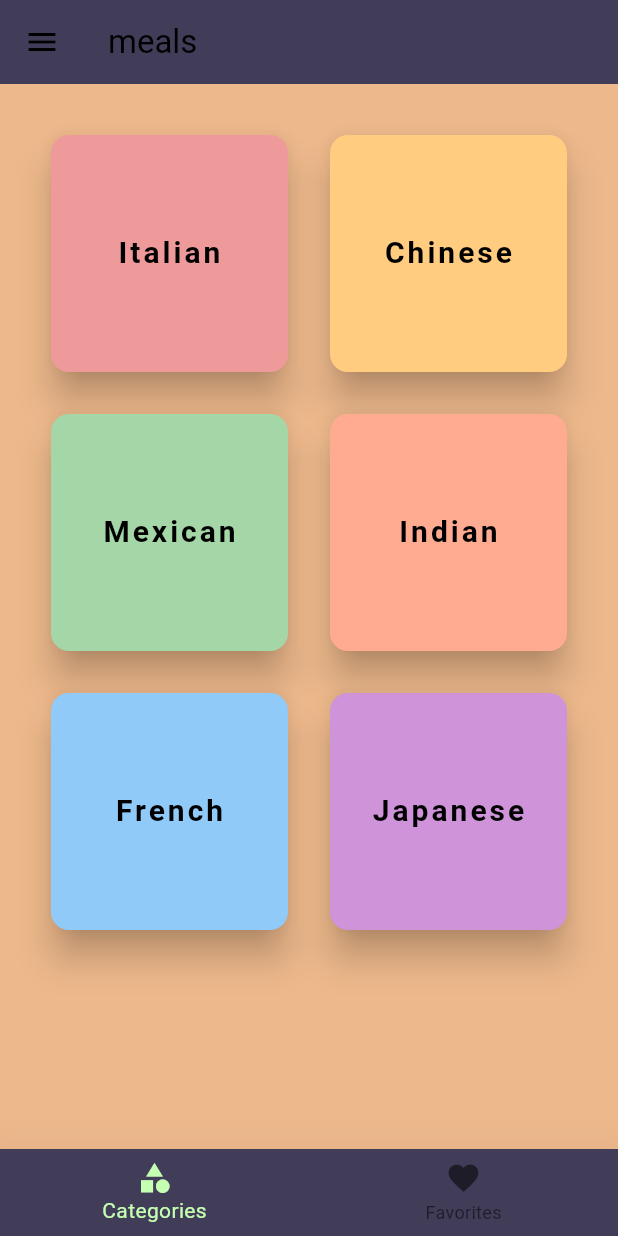
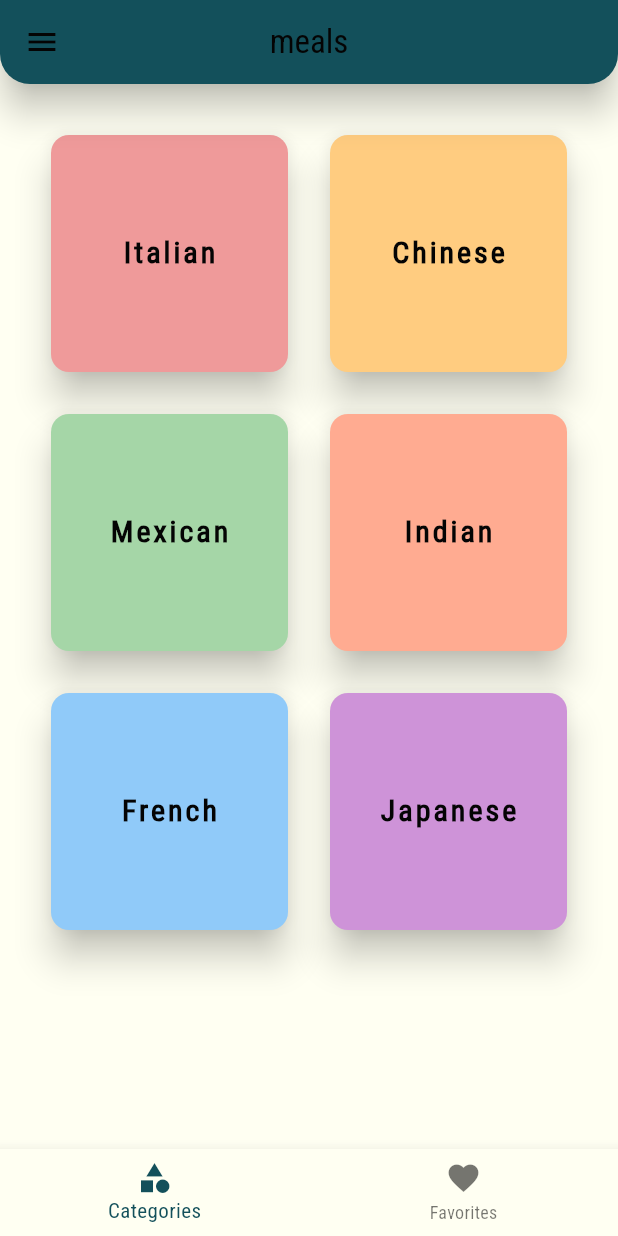
Before and after one commit to abdallah-alamoudi/food_flutter_app, a Flutter app: the screen it shows after launch, on a phone screen of 412 x 824 dp. Run offline on Flutter 3.47's test engine with Material 3 defaults, Android fonts, the phone set to English and light mode, and no system bars.

Commit message:
add colors and fonts

```diff
--- a/lib/main.dart
+++ b/lib/main.dart
@@ -50,22 +50,30 @@ class _AppState extends State<App> {
   @override
   Widget build(BuildContext context) {
     return MaterialApp(
+      debugShowCheckedModeBanner: false,
       theme: ThemeData(
-        appBarTheme: AppBarTheme(backgroundColor: Color(0xff413C58)),
-        bottomNavigationBarTheme: BottomNavigationBarThemeData(
-          elevation: 32.0,
-          backgroundColor: Color(0xff413C58),
-        ),
-        primarySwatch: Colors.amber,
-        primaryColor: Colors.blueAccent[200],
-        colorScheme: ColorScheme.light(
-          primary: Color(0xffC4FFB2),
-          secondary: Color(0xffCD5334),
-          onPrimary: Color(0xff17BEBB),
-          surface: Color(0xffEDB88B),
-        ),
-      ),
-      title: "food",
+          fontFamily: "RobotoCondensed",
+          colorScheme: ColorScheme.light(
+            error: Color(0xff902D41),
+            primary: Color(0xff13505B),
+            secondary: Color(0xffA5243D),
+            brightness: Brightness.light,
+            surface: Color(0xffFFFFF2),
+            onSecondary: Color(0xffDE6449),
+            onPrimary: Color(0xff040404),
+            onSurface: Color(0xff040404),
+          ),
+          appBarTheme: AppBarTheme(
+              backgroundColor: Color(0xff13505B),
+              elevation: 10,
+              shadowColor: Colors.black,
+              centerTitle: true,
+              foregroundColor: Color(0xff040404),
+              shape: RoundedRectangleBorder(
+                  borderRadius: BorderRadiusDirectional.vertical(
+                bottom: Radius.circular(20),
+              )))),
+      title: "Foody",
       routes: {
         "/": (ctx) => TabsScreen(),
         CategoriesScreen.routeName: (ctx) => CategoriesScreen(),
--- a/lib/widget/app_bar.dart
+++ b/lib/widget/app_bar.dart
@@ -7,9 +7,12 @@ class MyAppBar extends StatelessWidget implements PreferredSizeWidget {
   @override
   Widget build(BuildContext context) {
     return PreferredSize(
-      preferredSize: Size(double.infinity, 50),
+      preferredSize: Size(double.infinity, 150),
       child: AppBar(
-        title: Text(title),
+        title: Text(
+          title,
+          style: TextStyle(fontFamily: "RobotoCondensed"),
+        ),
       ),
     );
   }
```
Also changed, not shown: pubspec.yaml (+7 -8 lines), assets/fonts/Roboto_Condensed-Black.ttf (added), assets/fonts/Roboto_Condensed-Bold.ttf (added), assets/fonts/Roboto_Condensed-ExtraBold.ttf (added), assets/fonts/Roboto_Condensed-MediumItalic.ttf (added), assets/fonts/Roboto_Condensed-Regular.ttf (added).
